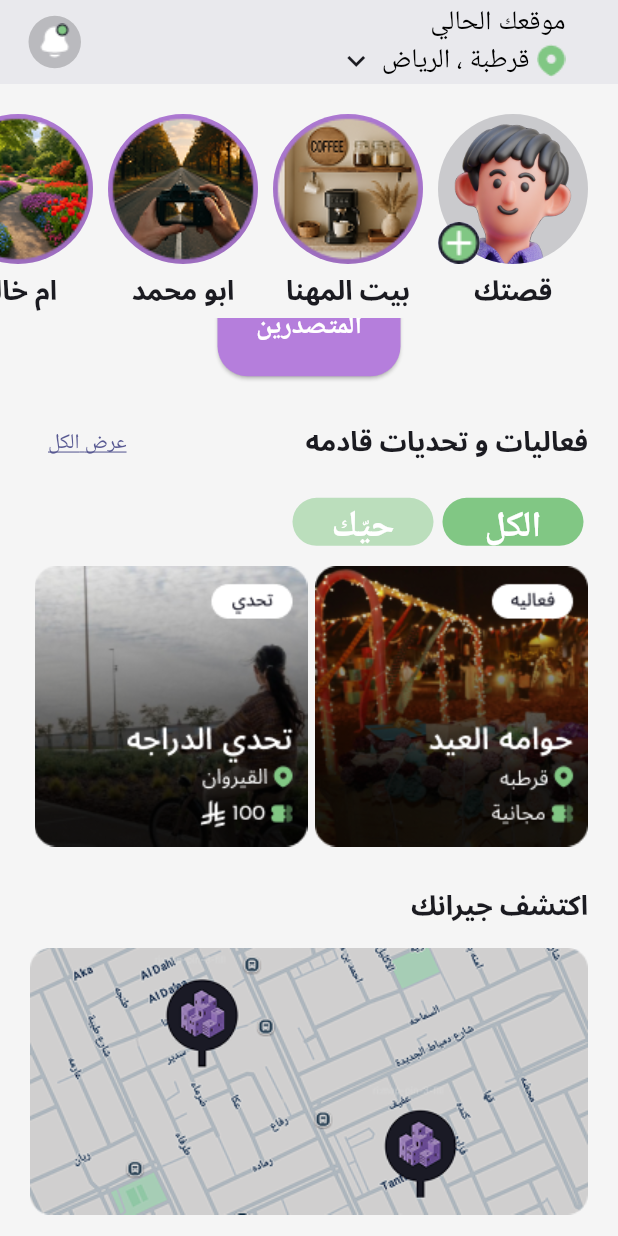
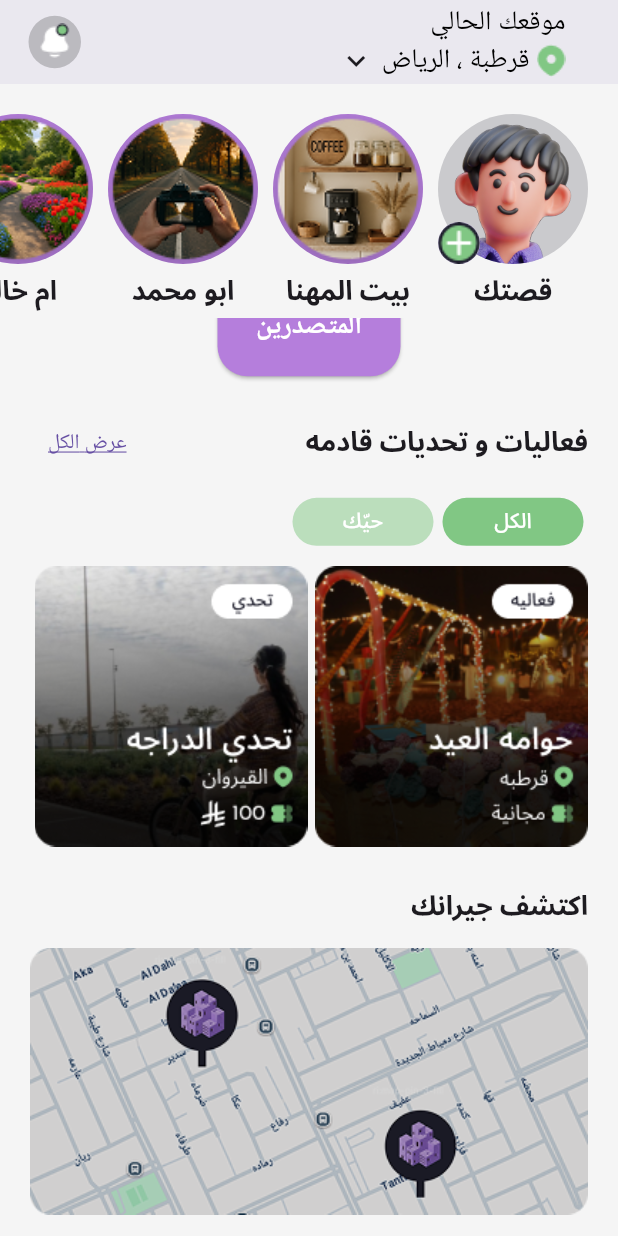
Before and after one commit to Saad0fi/Roshan_Hackathon, a Flutter app: the HomeScreen screen opened directly, scrolled down 576 dp, on a phone screen of 412 x 824 dp. Run offline on Flutter 3.47's test engine with Material 3 defaults, Android fonts, the phone set to English and light mode, and no system bars; our stand-ins replace easy_localization, google_fonts, pin_code_fields, shared_preferences, smooth_page_indicator, story_view; missing offline and left inert: glow_bottom_app_bar, phone_form_field; accounts and stored records are empty; Roboto replaces fonts that are missing (Josefin Sans).

Commit message:
update splash,theme

```diff
--- a/lib/feature/theme/app_theme.dart
+++ b/lib/feature/theme/app_theme.dart
@@ -14,13 +14,6 @@ ThemeData lightTheme = ThemeData(
   textTheme: TextTheme(
     titleLarge: TextStyle(fontWeight: FontWeight.w400,fontSize: 44,
     fontFamily: 'Lalezar'),
-    titleSmall:  TextStyle(
-      color: Colors.black,
-      fontSize: 24,
-      fontFamily: 'Josefin Sans',
-      fontWeight: FontWeight.w600,
-      height: 1.67,
-    ),
     bodyLarge: TextStyle(color: Colors.black),
     displayMedium:   TextStyle(fontSize: 30,
         fontWeight: FontWeight.bold,
@@ -40,7 +33,6 @@ ThemeData lightTheme = ThemeData(
       fontWeight: FontWeight.bold,
      // fontFamily: 'JosefinSans',
     ),
-
   ),
   elevatedButtonTheme: ElevatedButtonThemeData(
     style: ElevatedButton.styleFrom(
@@ -51,10 +43,6 @@ ThemeData lightTheme = ThemeData(
       shape: RoundedRectangleBorder(borderRadius: BorderRadius.circular(20)),
     ),
   ),
-  colorScheme: ColorScheme.fromSeed(seedColor: AppColor.lightGreyColor_03,
-    brightness: Brightness.light, ),
-  //Colors.white.withValues(alpha: 0.20)
-
 );
 
 /// Dark Mode
@@ -76,8 +64,7 @@ ThemeData darkTheme = ThemeData(
     height: 1.57,
   ),),
   colorScheme: ColorScheme.fromSeed(seedColor:
-  Colors.white
-    ,
+  Colors.white,
     brightness: Brightness.dark,
   ),
 
```
Also changed, not shown: lib/feature/splash/screen/splash_screen.dart (+10 -10 lines).
